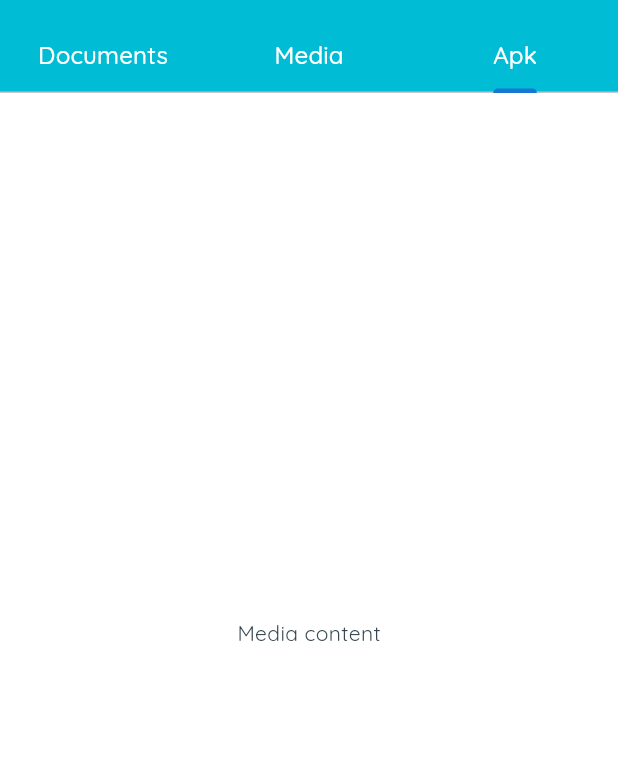
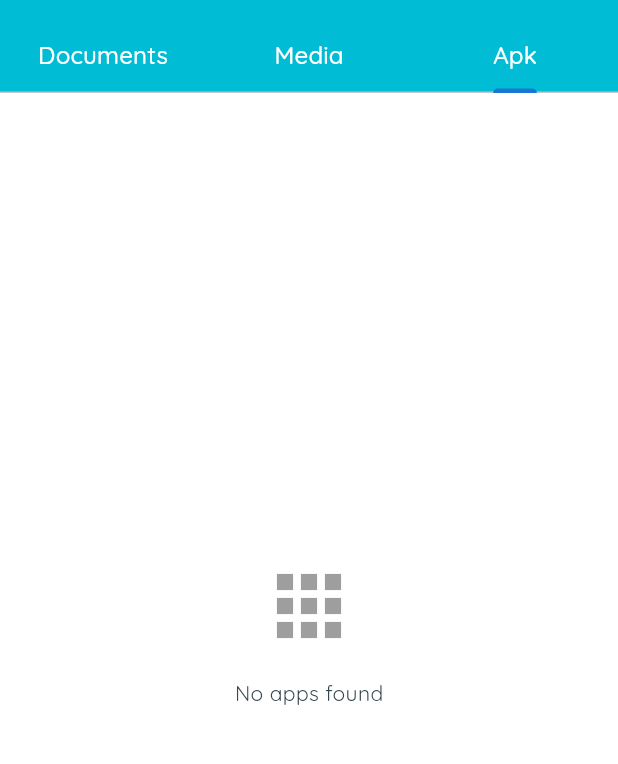
Before and after one commit to GeeklyCoder7/ripple, a Flutter app: the SelectFilesScreen screen opened by its route, tab 3 chosen, on a phone screen of 412 x 824 dp, the part 63-827 px from its top. Run offline on Flutter 3.47's test engine with Material 3 defaults, Android fonts, the phone set to English and light mode, and no system bars; our stand-ins replace device_info_plus, google_fonts, icons_plus, permission_handler, shared_preferences; missing offline and left inert: device_apps; accounts and stored records are empty.

Commit message:
Added functionality to fetch the installed apps on the device using device_apps plugin.

```diff
--- /dev/null
+++ b/lib/models/apk_item.dart
@@ -0,0 +1,108 @@
+import 'dart:typed_data';
+import 'package:ripple/models/file_system_item.dart';
+
+enum ApkSource { installed, file }
+
+class ApkItem extends FileSystemItem {
+  final String? packageName;
+  final String? versionName;
+  final int? versionCode;
+  final int? sizeBytes;
+  final bool isInstalled;
+  final ApkSource apkSource;
+  final Uint8List? iconBytes;
+
+  const ApkItem({
+    // FileSystemItem fields
+    required super.itemName, // used for displaying the app name
+    required super.itemPath, // '' for installed app and absolute path for the file
+    // ApkItem specific fields
+    required this.isInstalled,
+    required this.apkSource,
+    this.packageName,
+    this.versionName,
+    this.versionCode,
+    this.sizeBytes,
+    this.iconBytes,
+  }) : super(itemType: FileSystemItemType.file);
+
+  // Getter for human readable app label or name
+  @override
+  String get displayName => itemName;
+
+  // Getter for parent path if the app source is from the file
+  @override
+  String get parentPath {
+    if (apkSource == ApkSource.installed ||
+        itemPath.isEmpty ||
+        !itemPath.contains('/')) {
+      return '';
+    }
+    return super.parentPath;
+  }
+
+  // Factory method for creating apk item from installed apk
+  factory ApkItem.fromInstalled({
+    required String appLabel,
+    required String packageName,
+    String? versionName,
+    int? versionCode,
+    Uint8List? iconBytes,
+  }) {
+    return ApkItem(
+      itemName: appLabel,
+      itemPath: '', // Because installed app doesn't have any path
+      isInstalled: true,
+      apkSource: ApkSource.installed,
+      packageName: packageName,
+      versionName: versionName,
+      versionCode: versionCode,
+      iconBytes: iconBytes,
+      sizeBytes: null,
+    );
+  }
+
+  // Factory method for creating apk item from apk file
+  factory ApkItem.fromApkFile({
+    required String fileName,
+    required String filePath,
+    required int sizeBytes,
+    String? packageName,
+    String? versionName,
+    int? versionCode,
+    Uint8List? iconBytes,
+  }) {
+    return ApkItem(
+      itemName: fileName,
+      itemPath: filePath,
+      isInstalled: false,
+      apkSource: ApkSource.file,
+      packageName: packageName,
+      versionName: versionName,
+      versionCode: versionCode,
+      sizeBytes: sizeBytes,
+      iconBytes: iconBytes,
+    );
+  }
+
+  // Simple identity for dedupe: package for installed, path for file
+  @override
+  bool operator ==(Object other) {
+    if (identical(this, other)) return true;
+    if (other is! ApkItem) return false;
+    if (apkSource == ApkSource.installed) {
+      return packageName == other.packageName;
+    }
+    return itemPath == other.itemPath;
+  }
+
+  @override
+  int get hashCode => apkSource == ApkSource.installed
+      ? Object.hash(packageName ?? '', versionCode ?? 0)
+      : itemPath.hashCode;
+
+  @override
+  String toString() {
+    return 'ApkItem(name: $itemName, package: $packageName, version: $versionName, source: $apkSource)';
+  }
+}
--- a/lib/screens/select_files/select_files_screen.dart
+++ b/lib/screens/select_files/select_files_screen.dart
@@ -2,6 +2,7 @@ import 'package:flutter/material.dart';
 import 'package:google_fonts/google_fonts.dart';
 import 'package:provider/provider.dart';
 import 'package:ripple/core/constants/app_constants.dart';
+import 'package:ripple/screens/select_files/tabs/installed_apps_tab.dart';
 import 'package:ripple/screens/select_files/tabs/documents_tab.dart';
 import 'package:ripple/viewmodels/fetch_folder_items_viewmodel.dart';
 
@@ -83,7 +84,7 @@ class _SelectFilesScreenState extends State<SelectFilesScreen> {
                   children: [
                     DocumentsTab(),
                     Center(child: Text('Installed apps content')),
-                    Center(child: Text('Media content')),
+                    InstalledAppsTab(),
                   ],
                 ),
               ),
--- /dev/null
+++ b/lib/screens/select_files/tabs/installed_apps_tab.dart
@@ -0,0 +1,160 @@
+import 'package:flutter/material.dart';
+import 'package:flutter/cupertino.dart';
+import '../../../models/apk_item.dart';
+import '../../../services/fetch_apk_service.dart';
+
+class InstalledAppsTab extends StatefulWidget {
+  const InstalledAppsTab({super.key});
+
+  @override
+  State<InstalledAppsTab> createState() => _InstalledAppsTabState();
+}
+
+class _InstalledAppsTabState extends State<InstalledAppsTab> {
+  // ✅ State variables to hold data
+  List<ApkItem> apkItems = [];
+  bool isLoading = false;
+  String? errorMessage;
+
+  final FetchApkService _apkService = FetchApkService();
+
+  @override
+  void initState() {
+    super.initState();
+    // ✅ Load data after first frame
+    WidgetsBinding.instance.addPostFrameCallback((_) {
+      _loadApks();
+    });
+  }
+
+  // ✅ Async method to load APKs
+  Future<void> _loadApks() async {
+    setState(() {
+      isLoading = true;
+      errorMessage = null;
+    });
+
+    try {
+      final apps = await _apkService.getInstalledApps(includeIcons: true);
+
+      // ✅ Check if widget is still mounted before calling setState
+      if (mounted) {
+        setState(() {
+          apkItems = apps;
+          isLoading = false;
+        });
+
+        // ✅ Debug print to see results
+        print('✅ Loaded ${apps.length} APK apps');
+        for (final app in apps.take(3)) {
+          // Print first 3
+          print('📱 ${app.displayName} (${app.packageName})');
+        }
+      }
+    } catch (e) {
+
+      print('❌ Error loading APKs: $e');
+      if (mounted) {
+        setState(() {
+          isLoading = false;
+          errorMessage = 'Failed to load apps: $e';
+        });
+      }
+    }
+  }
+
+  @override
+  Widget build(BuildContext context) {
+    // ✅ Show loading indicator
+    if (isLoading) {
+      return const Center(
+        child: Column(
+          mainAxisAlignment: MainAxisAlignment.center,
+          children: [
+            CircularProgressIndicator(),
+            SizedBox(height: 16),
+            Text('Loading installed apps...'),
+          ],
+        ),
+      );
+    }
+
+    // ✅ Show error message
+    if (errorMessage != null) {
+      return Center(
+        child: Column(
+          mainAxisAlignment: MainAxisAlignment.center,
+          children: [
+            Icon(Icons.error_outline, size: 64, color: Colors.red),
+            SizedBox(height: 16),
+            Text(errorMessage!, textAlign: TextAlign.center),
+            SizedBox(height: 16),
+            ElevatedButton(onPressed: _loadApks, child: Text('Retry')),
+          ],
+        ),
+      );
+    }
+
+    // ✅ Show empty state
+    if (apkItems.isEmpty) {
+      return const Center(
+        child: Column(
+          mainAxisAlignment: MainAxisAlignment.center,
+          children: [
+            Icon(Icons.apps, size: 64, color: Colors.grey),
+            SizedBox(height: 16),
+            Text('No apps found'),
+          ],
+        ),
+      );
+    }
+
+    // ✅ Show the APK list
+    return RefreshIndicator(
+      onRefresh: _loadApks, // Pull to refresh
+      child: ListView.builder(
+        itemCount: apkItems.length,
+        itemBuilder: (context, index) {
+          final apk = apkItems[index];
+          return ListTile(
+            // ✅ App icon with fallback
+            leading: apk.iconBytes != null
+                ? ClipRRect(
+                    borderRadius: BorderRadius.circular(8),
+                    child: Image.memory(
+                      apk.iconBytes!,
+                      width: 40,
+                      height: 40,
+                      cacheWidth: 40, // ✅ Optimize memory
+                      cacheHeight: 40,
+                      fit: BoxFit.cover,
+                    ),
+                  )
+                : Container(
+                    width: 40,
+                    height: 40,
+                    decoration: BoxDecoration(
+                      color: Colors.grey[300],
+                      borderRadius: BorderRadius.circular(8),
+                    ),
+                    child: const Icon(Icons.android, color: Colors.grey),
+                  ),
+            // ✅ App name
+            title: Text(apk.displayName, overflow: TextOverflow.ellipsis),
+            // ✅ Version info
+            subtitle: Text(
+              apk.versionName != null && apk.versionName!.isNotEmpty
+                  ? 'Version: ${apk.versionName}'
+                  : 'Package: ${apk.packageName ?? 'Unknown'}',
+              overflow: TextOverflow.ellipsis,
+            ),
+            // ✅ Optional: Add tap handler for future actions
+            onTap: () {
+              print('Tapped: ${apk.displayName}');
+            },
+          );
+        },
+      ),
+    );
+  }
+}
--- a/pubspec.yaml
+++ b/pubspec.yaml
@@ -42,6 +42,7 @@ dependencies:
   device_apps: ^2.2.0
   external_path: ^2.2.0
   device_info_plus: ^11.5.0
+  parser_apk_info: ^1.0.1
 
   # The following adds the Cupertino Icons font to your application.
   # Use with the CupertinoIcons class for iOS style icons.
```
Also changed, not shown: lib/services/fetch_apk_service.dart (added, +40 -0 lines), pubspec.lock, 1 other file.
